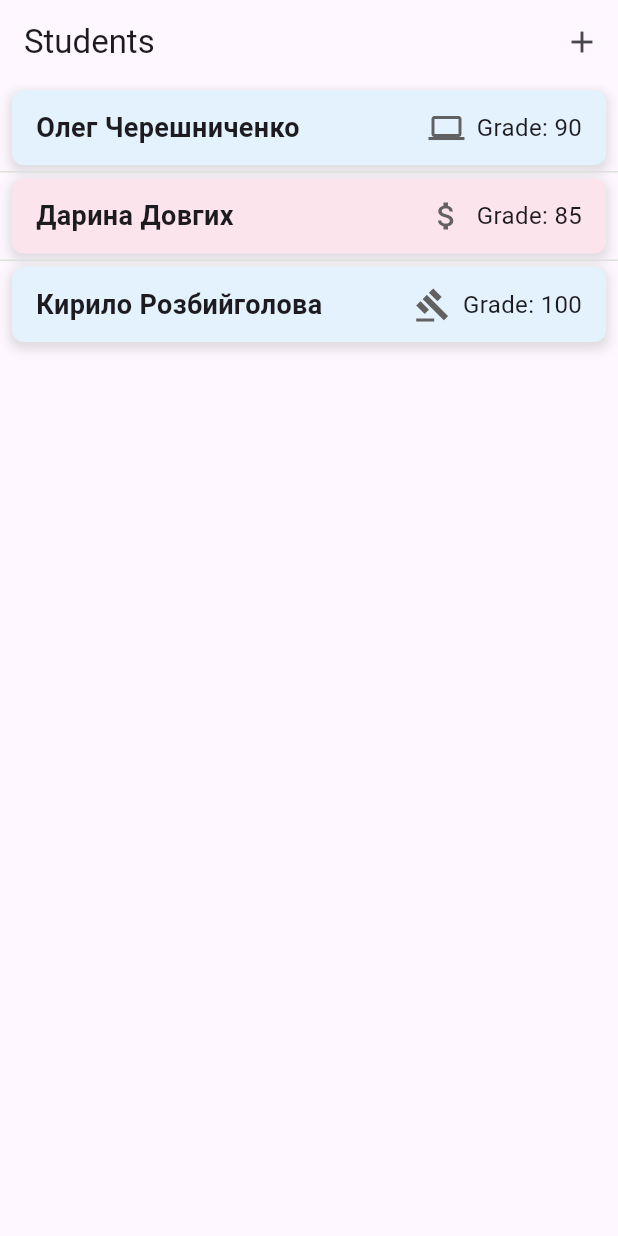
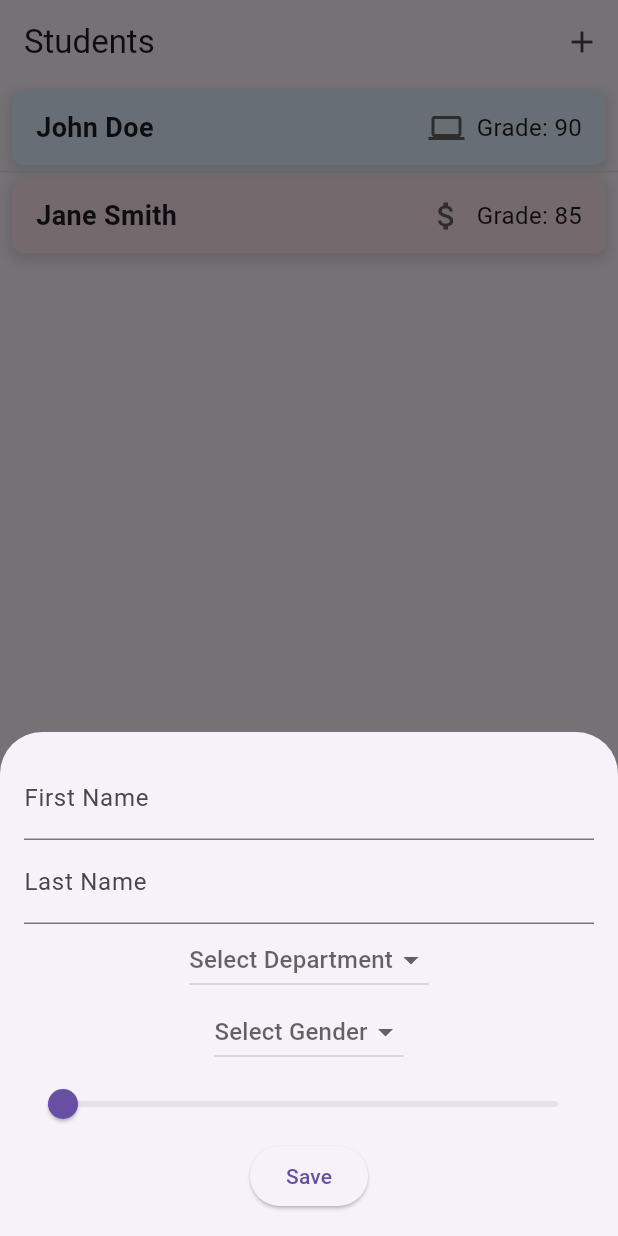
Before and after one commit to komo4ek-1-1/mobile_system_lb3, a Flutter app: the screen it shows after launch, after a tap on the "add" icon, on a phone screen of 412 x 824 dp. Run offline on Flutter 3.47's test engine with Material 3 defaults, Android fonts, the light colour scheme and no system bars.

Commit message:
add newStud

```diff
--- /dev/null
+++ b/lib/widgets/NewStudent.dart
@@ -0,0 +1,131 @@
+import 'package:flutter/material.dart';
+import '../models/student.dart';
+
+class NewStudent extends StatefulWidget {
+  final Student? student; // Якщо null, то це додавання; якщо є - редагування
+  final Function(Student) onSave; // Callback для збереження студента
+
+  const NewStudent({Key? key, this.student, required this.onSave}) : super(key: key);
+
+  @override
+  State<NewStudent> createState() => _NewStudentState();
+}
+
+class _NewStudentState extends State<NewStudent> {
+  // Контролери для текстових полів
+  final _firstNameController = TextEditingController();
+  final _lastNameController = TextEditingController();
+
+  Department? _selectedDepartment; // Вибраний департамент
+  Gender? _selectedGender; // Вибрана стать
+  int _grade = 0; // Початкова оцінка
+
+  @override
+  void initState() {
+    super.initState();
+
+    // Якщо редагуємо існуючого студента, заповнюємо поля
+    if (widget.student != null) {
+      _firstNameController.text = widget.student!.firstName;
+      _lastNameController.text = widget.student!.lastName;
+      _selectedDepartment = widget.student!.department;
+      _selectedGender = widget.student!.gender;
+      _grade = widget.student!.grade;
+    }
+  }
+
+  void _saveStudent() {
+    if (_selectedDepartment == null || _selectedGender == null) {
+      // Перевірка на заповненість полів
+      ScaffoldMessenger.of(context).showSnackBar(
+        const SnackBar(content: Text('Please fill in all fields')),
+      );
+      return;
+    }
+
+    // Створюємо нового студента
+    final newStudent = Student(
+      firstName: _firstNameController.text,
+      lastName: _lastNameController.text,
+      department: _selectedDepartment!,
+      gender: _selectedGender!,
+      grade: _grade,
+    );
+
+    widget.onSave(newStudent); // Викликаємо callback
+    Navigator.of(context).pop(); // Закриваємо модальне вікно
+  }
+
+  @override
+  Widget build(BuildContext context) {
+    return Padding(
+      padding: const EdgeInsets.all(16.0),
+      child: Column(
+        mainAxisSize: MainAxisSize.min, // Робимо вікно компактним
+        children: [
+          TextField(
+            controller: _firstNameController,
+            decoration: const InputDecoration(labelText: 'First Name'),
+          ),
+          TextField(
+            controller: _lastNameController,
+            decoration: const InputDecoration(labelText: 'Last Name'),
+          ),
+          DropdownButton<Department>(
+            value: _selectedDepartment,
+            hint: const Text('Select Department'),
+            items: Department.values.map((dept) {
+              return DropdownMenuItem(
+                value: dept,
+                child: Text(dept.toString().split('.').last),
+              );
+            }).toList(),
+            onChanged: (value) {
+              setState(() {
+                _selectedDepartment = value;
+              });
+            },
+          ),
+          DropdownButton<Gender>(
+            value: _selectedGender,
+            hint: const Text('Select Gender'),
+            items: Gender.values.map((gender) {
+              return DropdownMenuItem(
+                value: gender,
+                child: Text(gender.toString().split('.').last),
+              );
+            }).toList(),
+            onChanged: (value) {
+              setState(() {
+                _selectedGender = value;
+              });
+            },
+          ),
+          Slider(
+            value: _grade.toDouble(),
+            min: 0,
+            max: 100,
+            divisions: 100,
+            label: '$_grade',
+            onChanged: (value) {
+              setState(() {
+                _grade = value.toInt();
+              });
+            },
+          ),
+          ElevatedButton(
+            onPressed: _saveStudent,
+            child: const Text('Save'),
+          ),
+        ],
+      ),
+    );
+  }
+
+  @override
+  void dispose() {
+    _firstNameController.dispose();
+    _lastNameController.dispose();
+    super.dispose();
+  }
+}
--- a/lib/widgets/students.dart
+++ b/lib/widgets/students.dart
@@ -1,10 +1,12 @@
 import 'package:flutter/material.dart';
 import '../models/student.dart';
 import 'student_item.dart';
+import 'NewStudent.dart';
 
-class StudentsScreen extends StatelessWidget {
+class StudentsScreen extends StatefulWidget  {
   StudentsScreen({super.key});
-
+@override
+  State<StudentsScreen> createState() => _StudentsScreenState();
   // Список студентів
   final List<Student> students = [
     Student(
@@ -31,7 +33,8 @@ class StudentsScreen extends StatelessWidget {
     // Додайте більше студентів
   ];
 
-  @override
+
+
   Widget build(BuildContext context) {
     return Scaffold(
       appBar: AppBar(
@@ -55,3 +58,83 @@ class StudentsScreen extends StatelessWidget {
     );
   }
 }
+
+
+
+class _StudentsScreenState extends State<StudentsScreen> {
+  final List<Student> students = [
+    Student(
+      firstName: 'John',
+      lastName: 'Doe',
+      department: Department.it,
+      grade: 90,
+      gender: Gender.male,
+    ),
+    Student(
+      firstName: 'Jane',
+      lastName: 'Smith',
+      department: Department.finance,
+      grade: 85,
+      gender: Gender.female,
+    ),
+  ];
+
+  void _addStudent() {
+    showModalBottomSheet(
+      context: context,
+      isScrollControlled: true,
+      builder: (ctx) {
+        return NewStudent(
+          onSave: (newStudent) {
+            setState(() {
+              students.add(newStudent);
+            });
+          },
+        );
+      },
+    );
+  }
+
+  void _editStudent(Student student) {
+    showModalBottomSheet(
+      context: context,
+      isScrollControlled: true,
+      builder: (ctx) {
+        return NewStudent(
+          student: student,
+          onSave: (updatedStudent) {
+            setState(() {
+              final index = students.indexOf(student);
+              students[index] = updatedStudent;
+            });
+          },
+        );
+      },
+    );
+  }
+
+  @override
+  Widget build(BuildContext context) {
+    return Scaffold(
+      appBar: AppBar(
+        title: const Text('Students'),
+        actions: [
+          IconButton(
+            icon: const Icon(Icons.add),
+            onPressed: _addStudent, // Викликаємо функцію додавання
+          ),
+        ],
+      ),
+      body: ListView.separated(
+        itemCount: students.length,
+        itemBuilder: (ctx, index) {
+          return GestureDetector(
+            onTap: () => _editStudent(students[index]), // Редагуємо при натисканні
+            child: StudentItem(student: students[index]),
+          );
+        },
+        separatorBuilder: (ctx, index) => Divider(height: 1, color: Colors.grey[300]),
+      ),
+    );
+  }
+}
```
